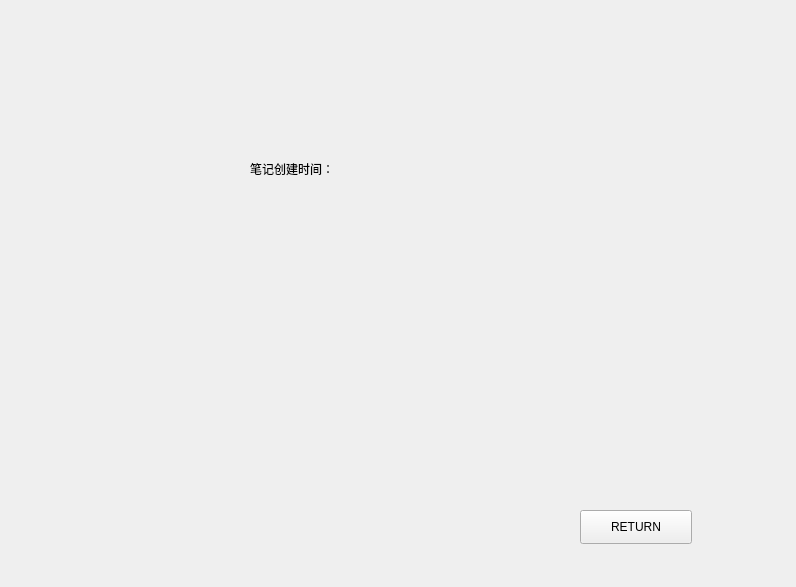
First picture: the form in cola/note.ui, repository jinkq/CourseTable, before the edit.
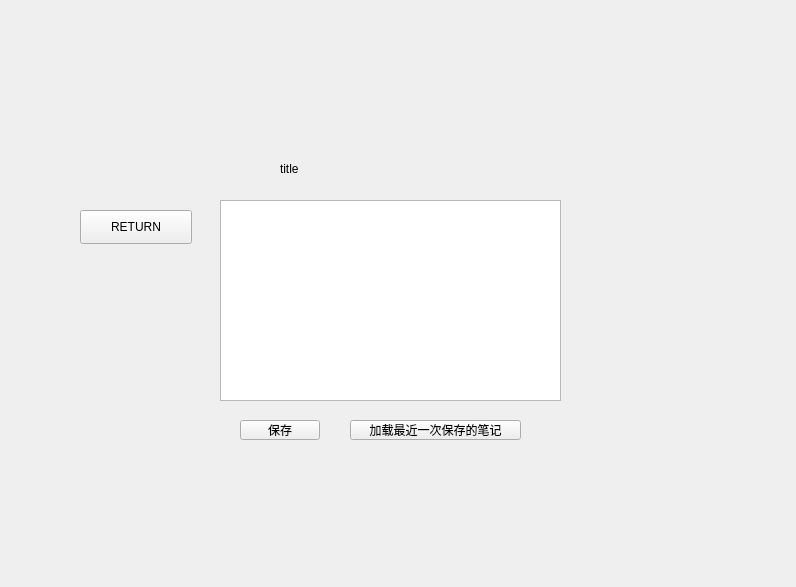
Second picture: the form after the edit.

Commit message: 完成保存笔记的功能

```diff
--- a/cola/note.ui
+++ b/cola/note.ui
@@ -16,21 +16,21 @@
   <widget class="QLabel" name="title">
    <property name="geometry">
     <rect>
-     <x>250</x>
+     <x>280</x>
      <y>160</y>
-     <width>81</width>
+     <width>241</width>
      <height>18</height>
     </rect>
    </property>
    <property name="text">
-    <string>笔记创建时间：</string>
+    <string>title</string>
    </property>
   </widget>
   <widget class="QPushButton" name="returnButton">
    <property name="geometry">
     <rect>
-     <x>580</x>
-     <y>510</y>
+     <x>80</x>
+     <y>210</y>
      <width>112</width>
      <height>34</height>
     </rect>
@@ -39,6 +39,42 @@
     <string>RETURN</string>
    </property>
   </widget>
+  <widget class="QTextEdit" name="noteEdit">
+   <property name="geometry">
+    <rect>
+     <x>220</x>
+     <y>200</y>
+     <width>341</width>
+     <height>201</height>
+    </rect>
+   </property>
+  </widget>
+  <widget class="QPushButton" name="saveNoteButton">
+   <property name="geometry">
+    <rect>
+     <x>240</x>
+     <y>420</y>
+     <width>80</width>
+     <height>20</height>
+    </rect>
+   </property>
+   <property name="text">
+    <string>保存</string>
+   </property>
+  </widget>
+  <widget class="QPushButton" name="loadNoteButton">
+   <property name="geometry">
+    <rect>
+     <x>350</x>
+     <y>420</y>
+     <width>171</width>
+     <height>20</height>
+    </rect>
+   </property>
+   <property name="text">
+    <string>加载最近一次保存的笔记</string>
+   </property>
+  </widget>
  </widget>
  <resources/>
  <connections/>
```
Left out of the diff: 2 changed lines with no effect on the pictures. The commit also changes 10 other files.
